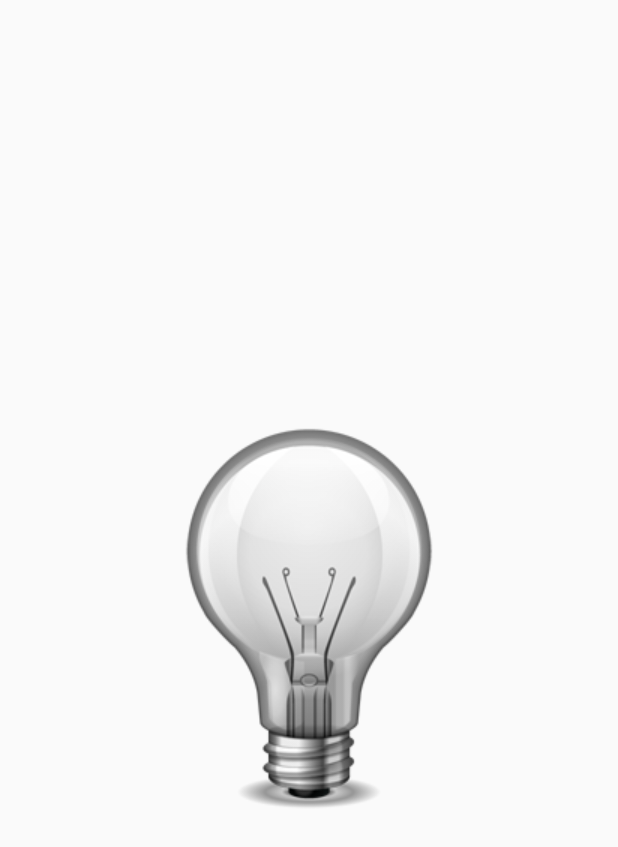
After one commit to nikks95/FlashLight, an Android app: the layout content_layout.xml on its own in the app's theme, with its tools: preview values and no code run, on a phone screen of 412 x 824 dp. The commit adds this screen. Shown: the top 847 px of the screen. Run offline under Robolectric (Android 15) with nearby library versions, the phone set to English and light mode, and no system bars.

Commit message:
Added ImageViewer with light bulb

```diff
--- a/app/build.gradle
+++ b/app/build.gradle
@@ -4,7 +4,7 @@ android {
     compileSdkVersion 27
     defaultConfig {
         applicationId "com.example.nikhil.flashlight"
-        minSdkVersion 21
+        minSdkVersion 23
         targetSdkVersion 27
         versionCode 1
         versionName "1.0"
@@ -16,10 +16,12 @@ android {
             proguardFiles getDefaultProguardFile('proguard-android.txt'), 'proguard-rules.pro'
         }
     }
+    productFlavors {
+    }
 }
 
 dependencies {
-    implementation fileTree(dir: 'libs', include: ['*.jar'])
+    implementation fileTree(include: ['*.jar'], dir: 'libs')
     implementation 'com.android.support:appcompat-v7:27.1.0'
     implementation 'com.android.support.constraint:constraint-layout:1.0.2'
     testImplementation 'junit:junit:4.12'
--- a/app/src/main/AndroidManifest.xml
+++ b/app/src/main/AndroidManifest.xml
@@ -1,6 +1,8 @@
 <?xml version="1.0" encoding="utf-8"?>
 <manifest xmlns:android="http://schemas.android.com/apk/res/android"
     package="com.example.nikhil.flashlight">
+    <uses-permission android:name="android.permission.CAMERA" />
+    <uses-feature android:name="android.hardware.camera" />
 
     <application
         android:allowBackup="true"
--- /dev/null
+++ b/app/src/main/res/layout/content_layout.xml
@@ -0,0 +1,16 @@
+<?xml version="1.0" encoding="utf-8"?>
+<RelativeLayout
+    xmlns:android="http://schemas.android.com/apk/res/android"
+    android:layout_width="match_parent"
+    android:layout_height="match_parent"
+
+    >
+    <ImageView
+        android:layout_width="wrap_content"
+        android:layout_height="wrap_content"
+        android:layout_centerHorizontal="true"
+        android:layout_centerVertical="true"
+        android:src="@drawable/bulb_off"
+        android:id="@+id/on_button"/>
+
+</RelativeLayout>
--- a/app/src/main/res/values/strings.xml
+++ b/app/src/main/res/values/strings.xml
@@ -1,3 +1,6 @@
 <resources>
     <string name="app_name">FlashLight</string>
+    <string name="flash_on">Flash ON</string>
+    <string name="flash_off">Flash OFF</string>
+
 </resources>
```
Also changed, not shown: app/src/main/java/com/example/nikhil/flashlight/MainActivity.java (+53 -0 lines), app/src/main/res/layout/activity_main.xml (+1 -9 lines), app/src/main/res/drawable/bulb_off.png (added), app/src/main/res/drawable/bulb_on.png (added).
